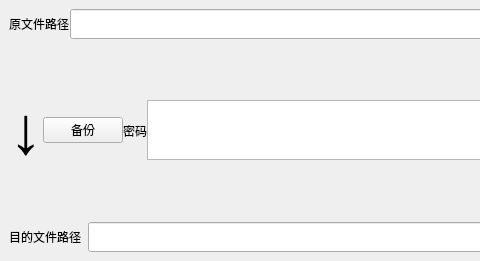
Before: the Qt Designer form mainwindow.ui in ztmzzz/backup_tool, drawn with Qt 5; both pictures show x 0 to 480 and y 0 to 261 of the 878 by 261 pixel window.
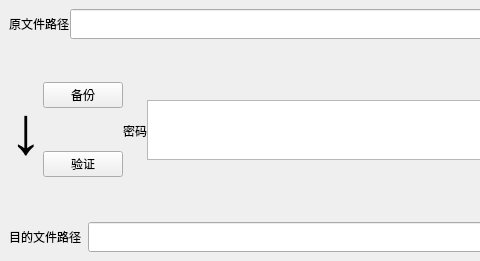
After: the same form once the commit is applied.

Commit message: 增加验证功能 增加文档

Diff of the .ui file:
```diff
--- a/mainwindow.ui
+++ b/mainwindow.ui
@@ -75,11 +75,22 @@
          </widget>
         </item>
         <item>
+            <layout class="QVBoxLayout" name="verticalLayout_3">
+                <item>
          <widget class="QPushButton" name="backup">
           <property name="text">
            <string>备份</string>
           </property>
          </widget>
+                </item>
+                <item>
+                    <widget class="QPushButton" name="verify">
+                        <property name="text">
+                            <string>验证</string>
+                        </property>
+                    </widget>
+                </item>
+            </layout>
         </item>
         <item>
          <widget class="QLabel" name="label_3">
```
Lines whose indentation alone changed are shown as unchanged. The commit also changes 13 other files.
